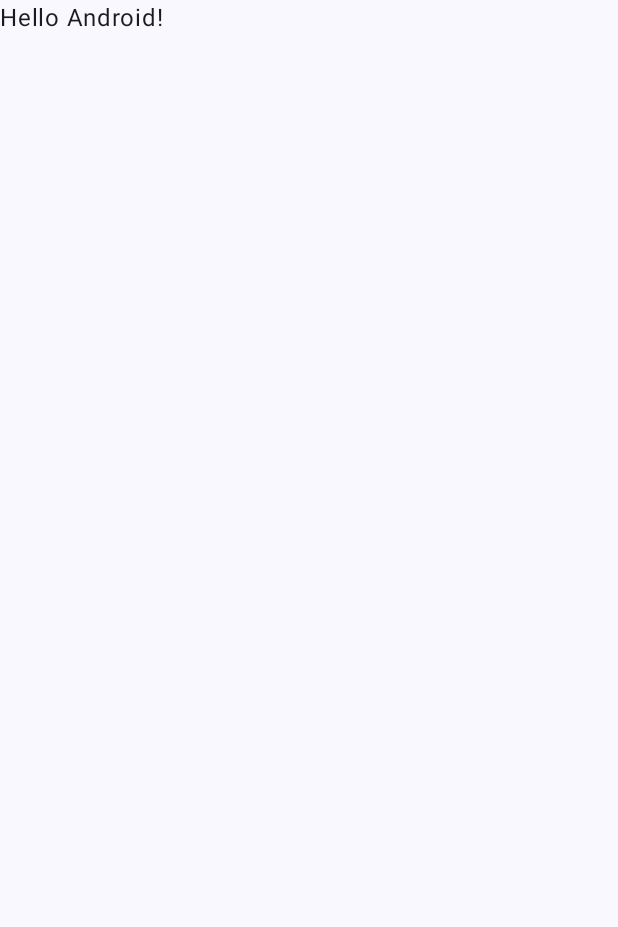
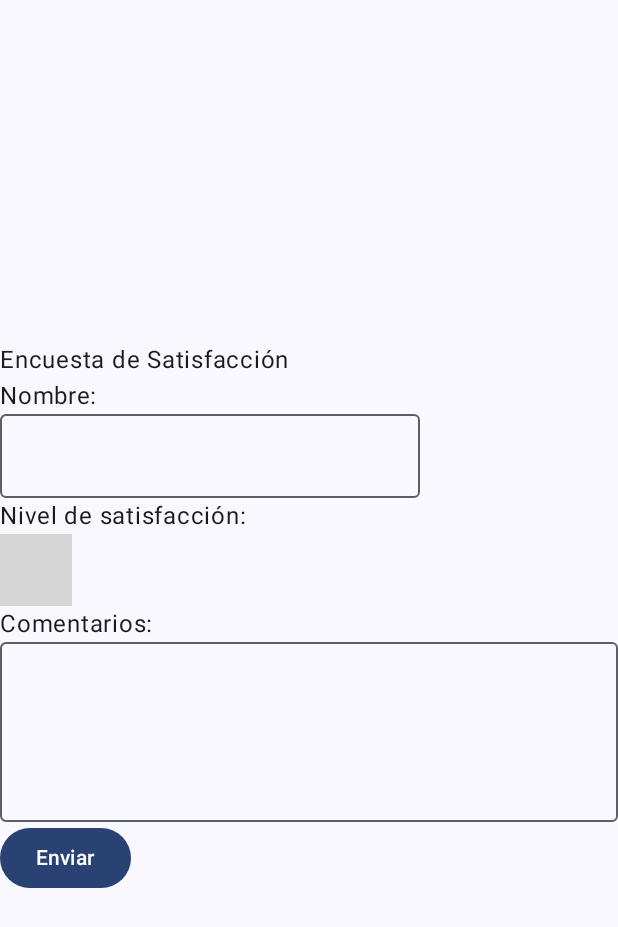
Before and after one commit to LuisGM875/Programacion_Para_Moviles, an Android app built with Jetpack Compose: the screen it shows after launch (MainActivity), on a phone screen of 412 x 824 dp. Before the commit the part shown is almost empty. Shown: the top 927 px of the screen. Run offline under Robolectric (Android 15) with nearby library versions, the phone set to English and light mode, and no system bars; 1 statement that could not run was skipped; grey boxes are pictures that could not be loaded.

Commit message:
feat: Add satisfaction survey interface and features

```diff
--- a/app/src/main/java/com/example/programacion_para_moviles/MainActivity.kt
+++ b/app/src/main/java/com/example/programacion_para_moviles/MainActivity.kt
@@ -4,13 +4,23 @@ import android.os.Bundle
 import androidx.activity.ComponentActivity
 import androidx.activity.compose.setContent
 import androidx.activity.enableEdgeToEdge
+import androidx.compose.foundation.layout.Arrangement
+import androidx.compose.foundation.layout.Column
 import androidx.compose.foundation.layout.fillMaxSize
+import androidx.compose.foundation.layout.fillMaxWidth
+import androidx.compose.foundation.layout.height
+import androidx.compose.ui.Alignment
 import androidx.compose.foundation.layout.padding
+import androidx.compose.material3.Button
+import androidx.compose.material3.OutlinedTextField
+import androidx.compose.material3.RangeSlider
 import androidx.compose.material3.Scaffold
+import androidx.compose.material3.Slider
 import androidx.compose.material3.Text
 import androidx.compose.runtime.Composable
 import androidx.compose.ui.Modifier
 import androidx.compose.ui.tooling.preview.Preview
+import androidx.compose.ui.unit.dp
 import com.example.programacion_para_moviles.ui.theme.Programacion_Para_MovilesTheme
 
 class MainActivity : ComponentActivity() {
@@ -21,7 +31,7 @@ class MainActivity : ComponentActivity() {
             Programacion_Para_MovilesTheme {
                 Scaffold( modifier = Modifier.fillMaxSize() ) { innerPadding ->
                     Greeting(
-                        name = "Android",
+                        name = "Encuesta de Satisfacción",
                         modifier = Modifier.padding(innerPadding)
                     )
                 }
@@ -32,10 +42,44 @@ class MainActivity : ComponentActivity() {
 
 @Composable
 fun Greeting(name: String, modifier: Modifier = Modifier) {
-    Text(
-        text = "Hello $name!",
-        modifier = modifier
-    )
+    Column(
+        modifier = Modifier.fillMaxSize(),
+        verticalArrangement = Arrangement.Center
+    ){
+        Text(
+            text = "Encuesta de Satisfacción",
+        )
+
+        Text(text = "Nombre:")
+        OutlinedTextField(
+            value = "",
+            onValueChange = {},
+        )
+
+        Text(text = "Nivel de satisfacción:")
+        RangeSlider(
+            value = 0f,
+            onValueChange = {},
+            valueRange = 1f..5f,
+        )
+
+        Text(text = "Comentarios:")
+        OutlinedTextField(
+            value = "",
+            onValueChange = {},
+            maxLines = 4,
+            modifier = Modifier
+                .fillMaxWidth()
+                .height(120.dp)
+        )
+
+        Button(
+            onClick = { /* TODO */ },
+        ) {
+            Text(text = "Enviar")
+        }
+    }
+
 }
 
 @Preview(showBackground = true)
```
